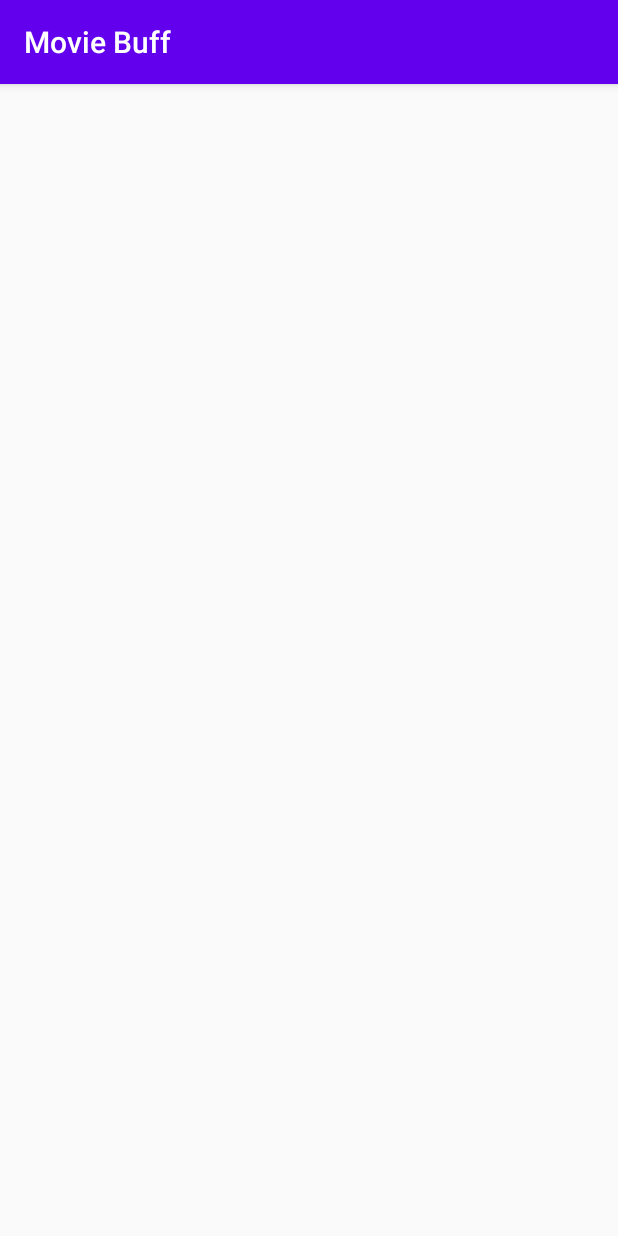
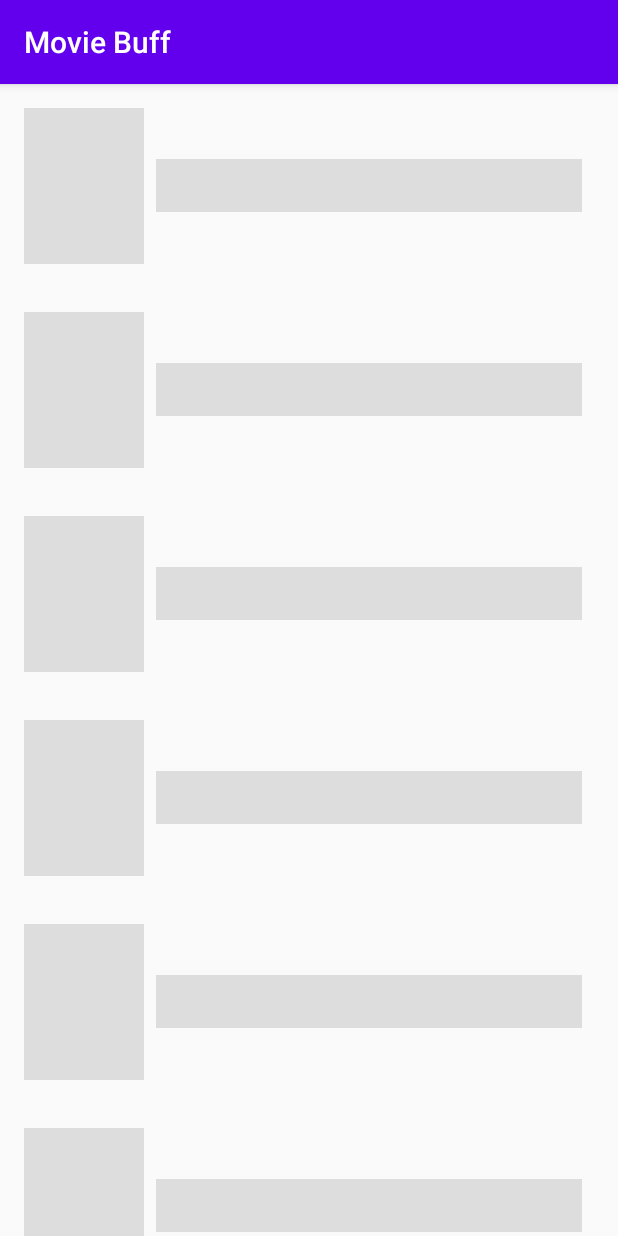
Before and after one commit to harshita707/movie, an Android app: the screen it shows after launch (MainActivity), on a phone screen of 412 x 824 dp. Run offline under Robolectric (Android 15) with nearby library versions, the phone set to English and light mode, and no system bars; our stand-ins replace Shimmer.

Commit message:
third commit

```diff
--- a/app/build.gradle
+++ b/app/build.gradle
@@ -43,4 +43,7 @@ dependencies {
     implementation 'com.github.bumptech.glide:glide:4.11.0'
     annotationProcessor 'com.github.bumptech.glide:compiler:4.11.0'
     implementation 'de.hdodenhof:circleimageview:3.1.0'
+
+    implementation 'com.facebook.shimmer:shimmer:0.5.0'
+
 }
--- a/app/src/main/java/com/harshita/moviebuff/MainActivity.java
+++ b/app/src/main/java/com/harshita/moviebuff/MainActivity.java
@@ -11,6 +11,8 @@ import android.view.View;
 import android.widget.ListView;
 import android.widget.TextView;
 import android.widget.Toast;
+
+import com.facebook.shimmer.ShimmerFrameLayout;
 
 import org.w3c.dom.Text;
 
@@ -33,10 +35,14 @@ public class MainActivity extends AppCompatActivity  {
 
     private ArrayList<Movie> mMovies = new ArrayList<>();
 
+    private ShimmerFrameLayout shimmerFrameLayout;
+
     @Override
     protected void onCreate(Bundle savedInstanceState) {
         super.onCreate(savedInstanceState);
         setContentView(R.layout.activity_main);
+
+        shimmerFrameLayout = findViewById(R.id.shimmer_view_container);
 
         Retrofit retrofit = new Retrofit.Builder()
                             .baseUrl(BASE_URL)
@@ -79,6 +85,9 @@ public class MainActivity extends AppCompatActivity  {
                 };
 
                 MovieAdapter adapter = new MovieAdapter(mMovies,getBaseContext(), listener);
+                shimmerFrameLayout.stopShimmer();
+                shimmerFrameLayout.setVisibility(View.GONE);
+                recyclerView.setVisibility(View.VISIBLE);
                 recyclerView.setAdapter(adapter);
 
 
@@ -97,4 +106,19 @@ public class MainActivity extends AppCompatActivity  {
 
     }
 
+    @Override
+    protected void onResume() {
+
+        super.onResume();
+        shimmerFrameLayout.startShimmer();
+    }
+
+    @Override
+    protected void onPause() {
+
+        super.onPause();
+        shimmerFrameLayout.stopShimmer();
+    }
+
+
 }
--- a/app/src/main/res/layout/activity_main.xml
+++ b/app/src/main/res/layout/activity_main.xml
@@ -6,9 +6,43 @@
     android:layout_height="match_parent"
     tools:context=".MainActivity">
 
+    <com.facebook.shimmer.ShimmerFrameLayout
+        android:layout_width="match_parent"
+        android:layout_height="match_parent"
+        android:id="@+id/shimmer_view_container">
+
+        <LinearLayout
+            android:layout_width="match_parent"
+            android:layout_height="match_parent"
+            android:orientation="vertical"
+            android:layout_gravity="center">
+
+            <include
+                layout="@layout/place_holder_layout"/>
+
+            <include
+                layout="@layout/place_holder_layout"/>
+
+            <include
+                layout="@layout/place_holder_layout"/>
+
+            <include
+                layout="@layout/place_holder_layout"/>
+            <include
+                layout="@layout/place_holder_layout"/>
+            <include
+                layout="@layout/place_holder_layout"/>
+            <include
+                layout="@layout/place_holder_layout"/>
+
+        </LinearLayout>
+
+    </com.facebook.shimmer.ShimmerFrameLayout>
+
     <androidx.recyclerview.widget.RecyclerView
         android:id="@+id/recycler_view"
         android:layout_width="match_parent"
-        android:layout_height="match_parent" />
+        android:layout_height="match_parent"
+        android:visibility="gone"/>
 
 </RelativeLayout>
--- /dev/null
+++ b/app/src/main/res/layout/place_holder_layout.xml
@@ -0,0 +1,26 @@
+<?xml version="1.0" encoding="utf-8"?>
+<LinearLayout xmlns:android="http://schemas.android.com/apk/res/android"
+    android:id="@+id/parent_layout"
+    android:layout_width="match_parent"
+    android:layout_height="136dp"
+    android:orientation="horizontal"
+    android:padding="16dp"
+    android:elevation="4dp">
+
+    <ImageView
+        android:layout_width="80dp"
+        android:layout_height="match_parent"
+        android:id="@+id/poster_iamge"
+        android:background="@color/placeholder_bg"/>
+
+    <TextView
+        android:id="@+id/title"
+        android:layout_width="match_parent"
+        android:layout_height="wrap_content"
+        android:layout_gravity="center"
+        android:background="@color/placeholder_bg"
+        android:padding="8dp"
+        android:layout_margin="8dp"/>
+
+
+</LinearLayout>
--- a/app/src/main/res/values/colors.xml
+++ b/app/src/main/res/values/colors.xml
@@ -3,4 +3,6 @@
     <color name="colorPrimary">#6200EE</color>
     <color name="colorPrimaryDark">#3700B3</color>
     <color name="colorAccent">#03DAC5</color>
+
+    <color name="placeholder_bg">#dddddd</color>
 </resources>
```
Also changed, not shown: app/src/main/res/layout/movie_details_activity.xml (+30 -21 lines).
